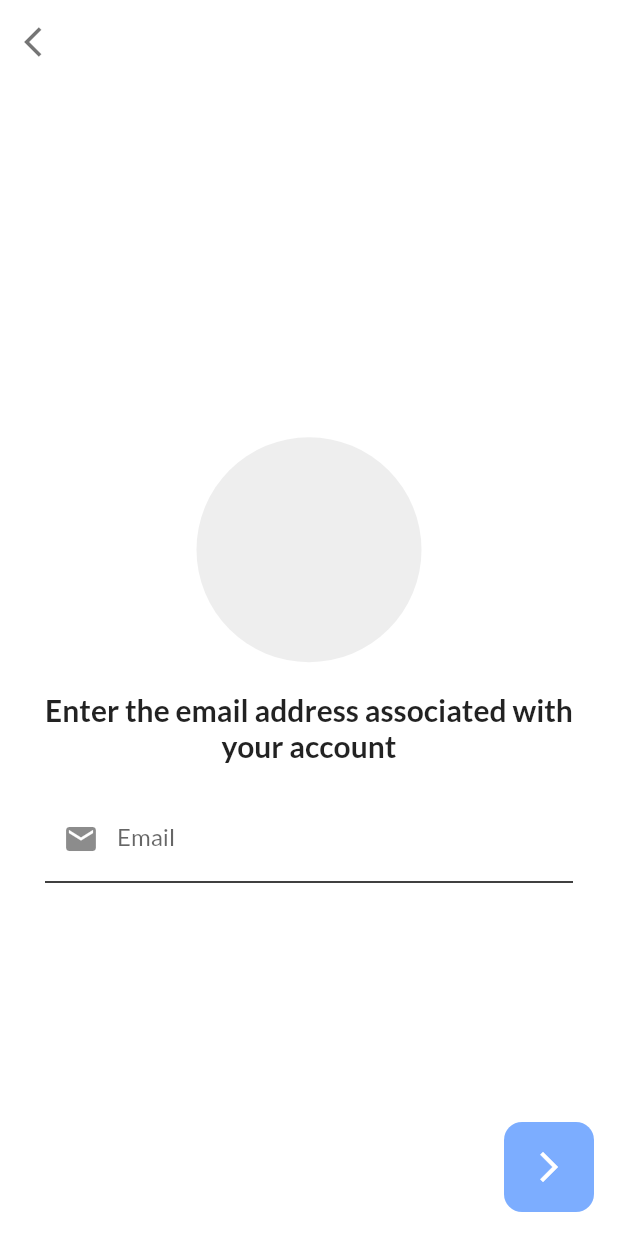
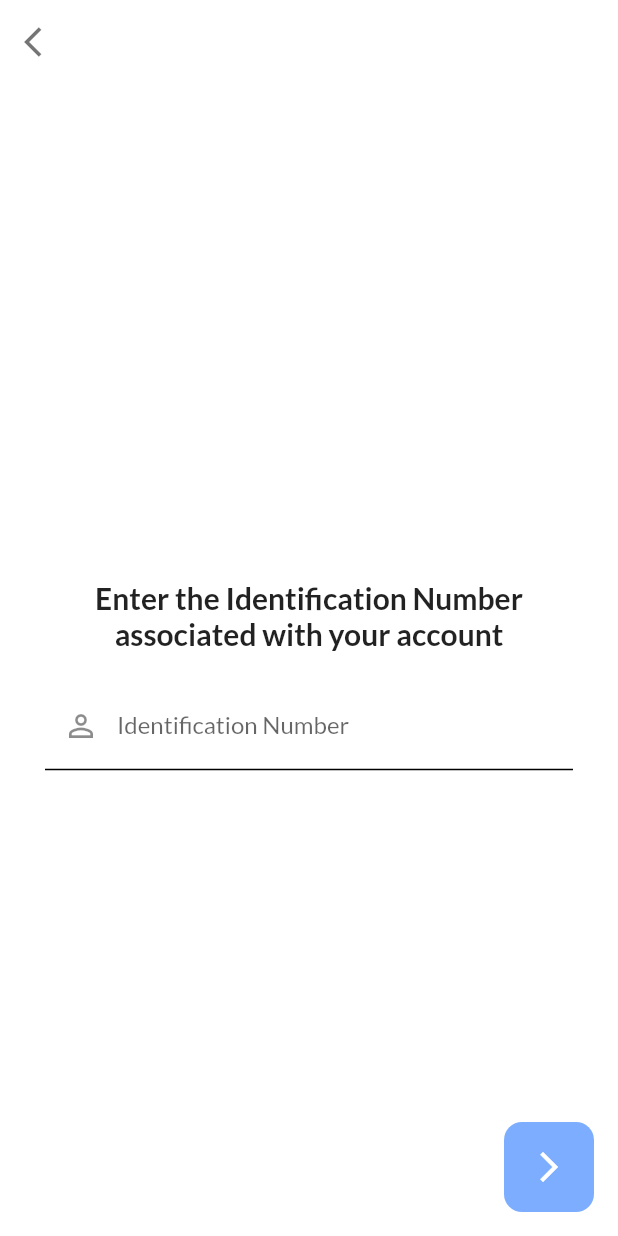
Before and after one commit to CarltonK/kweli-score, a Flutter app: the ForgotPassword screen opened directly, on a phone screen of 412 x 824 dp. Run offline on Flutter 3.47's test engine with Material 2 defaults, Android fonts, the phone set to English and light mode, and no system bars; our stand-ins replace firebase_analytics, firebase_core, firebase_crashlytics, firebase_messaging, flutter_spinkit, fluttertoast and 1 more; accounts and stored records are empty.

Commit message:
working implementation

```diff
--- a/lib/screens/Authentication/forgotpassword_screen.dart
+++ b/lib/screens/Authentication/forgotpassword_screen.dart
@@ -1,31 +1,34 @@
 import 'package:flutter/material.dart';
 import 'package:kweliscore/helpers/helpers.dart';
+import 'package:kweliscore/provider/providers.dart';
 import 'package:kweliscore/utilities/utilities.dart';
+import 'package:provider/provider.dart';
 
 final GlobalKey<ScaffoldState> _scaffoldKey = GlobalKey<ScaffoldState>();
 
 class ForgotPassword extends StatelessWidget {
   static ValidationHelper _validator = ValidationHelper.empty();
-  static String? _email;
+  static String? _identificationNumber;
 
   final _formKey = GlobalKey<FormState>();
 
-  _onEmailSaved(String? value) {
-    _email = value!.trim();
+  _onIdentificationNumberSaved(String? value) {
+    _identificationNumber = value!.trim();
   }
 
-  Widget _resetPasswordTF() {
+  Widget _identificationNumberTF(BuildContext context) {
     return TextFormField(
-      keyboardType: TextInputType.emailAddress,
-      textInputAction: TextInputAction.next,
-      validator: _validator.emailValidator,
-      onSaved: _onEmailSaved,
+      keyboardType: TextInputType.text,
+      textInputAction: TextInputAction.done,
+      validator: _validator.identityValidator,
+      onSaved: _onIdentificationNumberSaved,
+      onFieldSubmitted: (value) => _resetBtnPressed(context),
       decoration: InputDecoration(
         border: Constants.blackInputBorder,
         enabledBorder: Constants.blackInputBorder,
         focusedBorder: Constants.blackInputBorder,
-        labelText: 'Email',
-        prefixIcon: const Icon(Icons.email),
+        labelText: 'Identification Number',
+        prefixIcon: const Icon(Icons.perm_identity),
       ),
     );
   }
@@ -35,54 +38,45 @@ class ForgotPassword extends StatelessWidget {
       height: 60,
       width: 60,
       decoration: BoxDecoration(
-          borderRadius: BorderRadius.circular(12),
-          color: Colors.blueAccent[200]!.withOpacity(0.7)),
+        borderRadius: BorderRadius.circular(12),
+        color: Colors.blueAccent[200]!.withOpacity(0.7),
+      ),
       child: IconButton(
-        icon: Icon(
+        icon: const Icon(
           Icons.arrow_forward_ios,
           color: Colors.white,
         ),
-        onPressed: () {},
+        onPressed: () {
+          _resetBtnPressed(context);
+        },
       ),
     );
   }
 
-  void returnHome(BuildContext context) {
-    Navigator.of(context).pop();
-    Navigator.of(context).pop();
+  resetHandler(BuildContext context, String idNumber) async {
+    return await context.read<ApiProvider>().startPinReset(idNumber);
   }
 
-  void popDialog(BuildContext context) {
-    Navigator.of(context).pop();
+  void _resetBtnPressed(BuildContext context) {
+    final FormState form = _formKey.currentState!;
+    if (form.validate()) {
+      form.save();
+
+      resetHandler(context, _identificationNumber!).then((value) {
+        Future.delayed(Duration(milliseconds: 100), () {
+          dialogInfo(_scaffoldKey.currentContext!, '${value.detail}');
+        });
+      }).catchError((error) {
+        Future.delayed(Duration(milliseconds: 200), () {
+          dialogInfo(
+            _scaffoldKey.currentContext!,
+            '${error.toString()}',
+            'Error',
+          );
+        });
+      });
+    }
   }
-
-  // void _resetBtnPressed(BuildContext context) {
-  //   final FormState form = _formKey.currentState;
-  //   if (form.validate()) {
-  //     form.save();
-
-  //     serverCall(_email, context).then((value) {
-  //       BuildContext currentCtx = _scaffoldKey.currentContext;
-  //       if (value) {
-  //         Timer(Duration(seconds: 1), () {
-  //           _dialogs.dialogInfo(
-  //             currentCtx,
-  //             'Success',
-  //             'We have sent you an email',
-  //             () => returnHome(context),
-  //           );
-  //         });
-  //       } else {
-  //         _dialogs.dialogInfo(
-  //           currentCtx,
-  //           'Error',
-  //           result.toString(),
-  //           () => popDialog(context),
-  //         );
-  //       }
-  //     });
-  //   }
-  // }
 
   @override
   Widget build(BuildContext context) {
@@ -117,22 +111,14 @@ class ForgotPassword extends StatelessWidget {
             crossAxisAlignment: CrossAxisAlignment.center,
             mainAxisAlignment: MainAxisAlignment.center,
             children: <Widget>[
-              Container(
-                height: 150,
-                width: 150,
-                decoration: BoxDecoration(
-                    shape: BoxShape.circle, color: Colors.grey[200]),
-              ),
-              const SizedBox(
-                height: 20,
-              ),
+              const SizedBox(height: 20),
               Text(
-                "Enter the email address associated with your account",
+                "Enter the Identification Number associated with your account",
                 style: Constants.boldSubheadlineStyle,
                 textAlign: TextAlign.center,
               ),
               const SizedBox(height: 20),
-              _resetPasswordTF(),
+              _identificationNumberTF(context),
             ],
           ),
         ),
```
